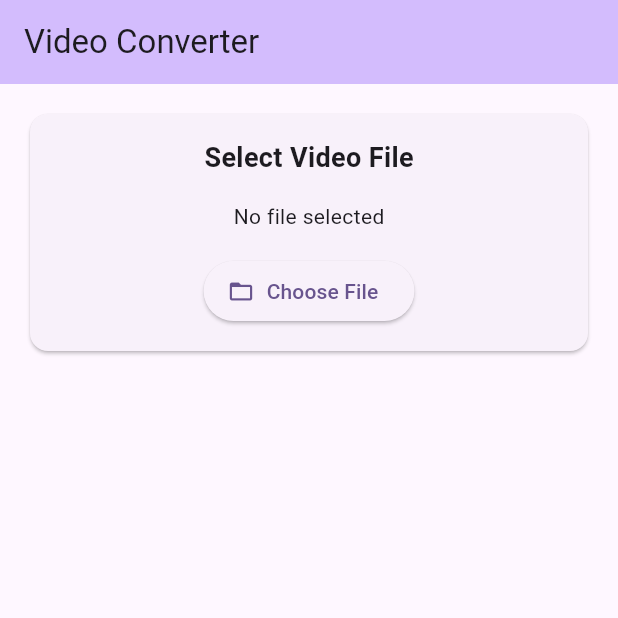
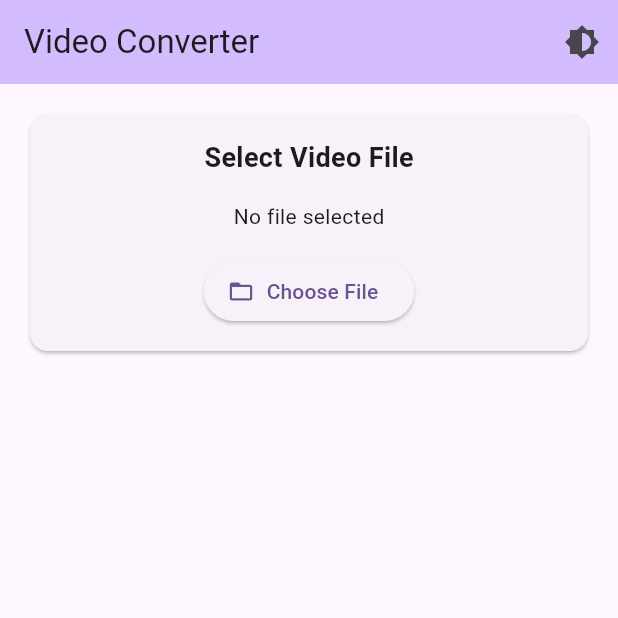
Before and after one commit to fivelidz/android-video-converter, a Flutter app: the screen it shows after launch, after a tap on "Select Video", after a tap on "Choose File", on a phone screen of 412 x 824 dp, the top half of it. Run offline on Flutter 3.47's test engine with Material 3 defaults, Android fonts, the phone set to English and light mode, and no system bars; our stand-ins replace file_picker, flutter_riverpod, go_router; missing offline and left inert: ffmpeg_kit_flutter.

Commit message:
added dark mode

```diff
--- a/lib/main.dart
+++ b/lib/main.dart
@@ -4,21 +4,33 @@ import 'package:go_router/go_router.dart';
 import 'presentation/screens/home_screen.dart';
 import 'presentation/screens/converter_screen.dart';
 
+final themeProvider = StateProvider<ThemeMode>((ref) => ThemeMode.system);
+
 void main() {
   runApp(const ProviderScope(child: MyApp()));
 }
 
-class MyApp extends StatelessWidget {
+class MyApp extends ConsumerWidget {
   const MyApp({super.key});
 
   @override
-  Widget build(BuildContext context) {
+  Widget build(BuildContext context, WidgetRef ref) {
+    final themeMode = ref.watch(themeProvider);
+
     return MaterialApp.router(
       title: 'Video Converter',
       theme: ThemeData(
         colorScheme: ColorScheme.fromSeed(seedColor: Colors.deepPurple),
         useMaterial3: true,
       ),
+      darkTheme: ThemeData(
+        colorScheme: ColorScheme.fromSeed(
+          seedColor: Colors.deepPurple,
+          brightness: Brightness.dark,
+        ),
+        useMaterial3: true,
+      ),
+      themeMode: themeMode,
       routerConfig: _router,
     );
   }
--- a/lib/presentation/screens/converter_screen.dart
+++ b/lib/presentation/screens/converter_screen.dart
@@ -1,11 +1,13 @@
 import 'package:flutter/material.dart';
 import 'package:file_picker/file_picker.dart';
 import 'package:flutter_riverpod/flutter_riverpod.dart';
+import 'package:path_provider/path_provider.dart';
 import '../widgets/format_selector.dart';
 import '../widgets/quality_selector.dart';
 import '../widgets/conversion_progress.dart';
 import '../../data/models/video_file.dart';
 import '../../core/constants/app_constants.dart';
+import '../../main.dart';
 
 class ConverterScreen extends ConsumerStatefulWidget {
   const ConverterScreen({super.key});
@@ -22,13 +24,16 @@ class _ConverterScreenState extends ConsumerState<ConverterScreen> {
   double conversionProgress = 0.0;
 
   Future<void> _pickVideoFile() async {
+    try {
       FilePickerResult? result = await FilePicker.platform.pickFiles(
-      type: FileType.video,
+        type: FileType.custom,
+        allowedExtensions: ['mp4', 'avi', 'mov', 'mkv', 'wmv', 'flv', 'webm', '3gp'],
         allowMultiple: false,
       );
 
       if (result != null) {
         final file = result.files.first;
+        if (file.path != null) {
           setState(() {
             selectedFile = VideoFile(
               path: file.path!,
@@ -38,6 +43,14 @@ class _ConverterScreenState extends ConsumerState<ConverterScreen> {
               createdAt: DateTime.now(),
             );
           });
+        }
+      }
+    } catch (e) {
+      if (mounted) {
+        ScaffoldMessenger.of(context).showSnackBar(
+          SnackBar(content: Text('Error picking file: $e')),
+        );
+      }
     }
   }
 
@@ -50,6 +63,10 @@ class _ConverterScreenState extends ConsumerState<ConverterScreen> {
     });
 
     try {
+      final outputDir = await getApplicationDocumentsDirectory();
+      final outputFileName = '${selectedFile!.displayName}_converted.$selectedFormat';
+      final outputPath = '${outputDir.path}/$outputFileName';
+
       await Future.delayed(const Duration(seconds: 3));
 
       setState(() {
@@ -59,7 +76,10 @@ class _ConverterScreenState extends ConsumerState<ConverterScreen> {
 
       if (mounted) {
         ScaffoldMessenger.of(context).showSnackBar(
-          const SnackBar(content: Text('Conversion completed successfully!')),
+          SnackBar(
+            content: Text('Conversion completed!\nSaved to: $outputPath'),
+            duration: const Duration(seconds: 5),
+          ),
         );
       }
     } catch (e) {
@@ -82,6 +102,18 @@ class _ConverterScreenState extends ConsumerState<ConverterScreen> {
       appBar: AppBar(
         title: const Text('Video Converter'),
         backgroundColor: Theme.of(context).colorScheme.inversePrimary,
+        actions: [
+          IconButton(
+            icon: const Icon(Icons.brightness_6),
+            onPressed: () {
+              final currentTheme = ref.read(themeProvider);
+              ref.read(themeProvider.notifier).state =
+                currentTheme == ThemeMode.light
+                  ? ThemeMode.dark
+                  : ThemeMode.light;
+            },
+          ),
+        ],
       ),
       body: Padding(
         padding: const EdgeInsets.all(16.0),
```
Also changed, not shown: lib/presentation/screens/home_screen.dart (+17 -3 lines). Lines whose indentation alone changed are shown as unchanged.
